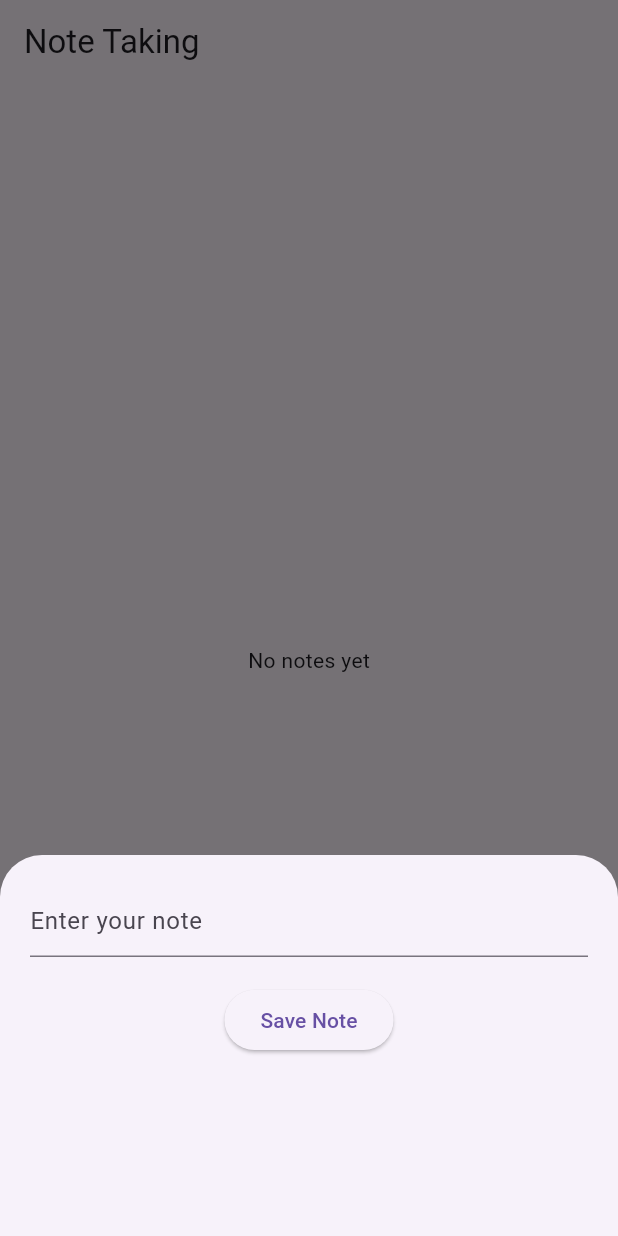
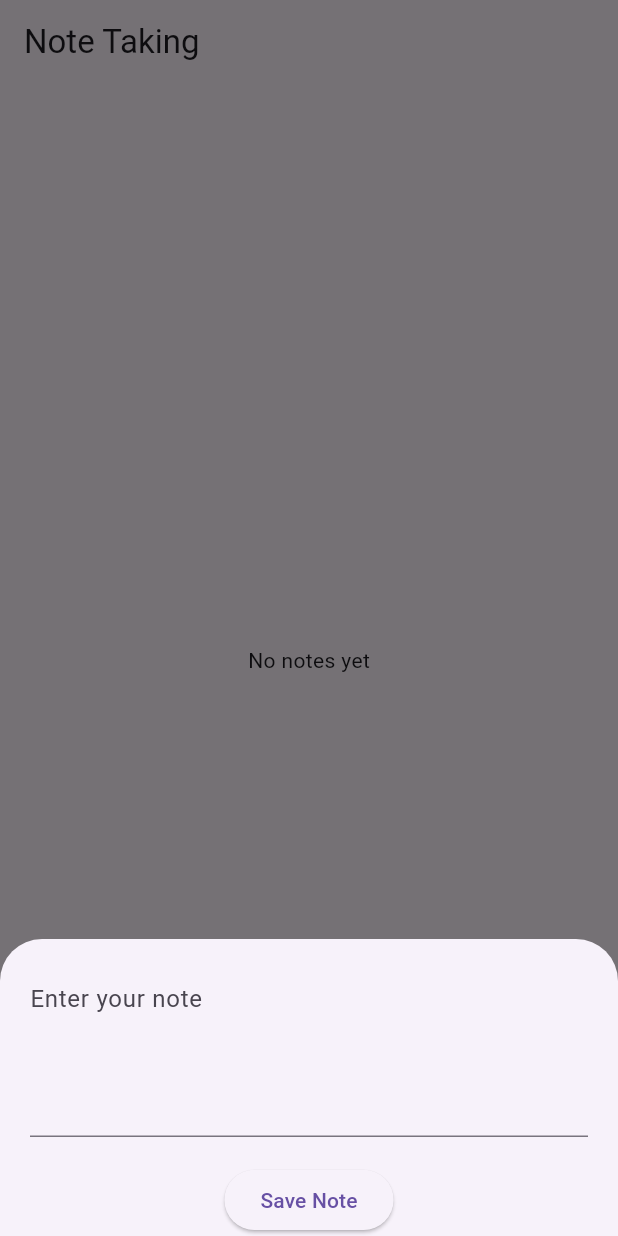
Before and after one commit to shahriartoky0/basic_api_riverpod, a Flutter app: the screen it shows after launch, after a tap on the "add" icon, on a phone screen of 412 x 824 dp. Run offline on Flutter 3.47's test engine with Material 3 defaults, Android fonts, the phone set to English and light mode, and no system bars; our stand-ins replace flutter_riverpod, isar; accounts and stored records are empty; generated files the repository leaves out were written again.

Commit message:
structured the model for Crud

```diff
--- a/lib/data/database/note_database.dart
+++ b/lib/data/database/note_database.dart
@@ -1,38 +1,41 @@
 import 'package:basic_api_riverpod/data/database/note.dart';
-import 'package:flutter/material.dart';
 import 'package:flutter_riverpod/flutter_riverpod.dart';
 import 'package:isar/isar.dart';
 import 'package:path_provider/path_provider.dart';
 
-class NoteDatabase {
+class NoteDatabaseNotifier extends StateNotifier<List<Note>> {
   static late Isar isar;
+  bool loader = false;
 
-  NoteDatabase() {
+  // here the super ([]) defines an empty List of Notes.
+  // In the Fetch Data the state (which indicates the List of Notes ) gets the list of Notes.
+  NoteDatabaseNotifier() : super([]) {
     initializeDatabase();
   }
-// Initializing the database
+
+  // Initializing the database
   Future<void> initializeDatabase() async {
     final dir = await getApplicationDocumentsDirectory();
     isar = await Isar.open([NoteSchema], directory: dir.path);
+    loader = true;
+    await fetchNotes();
+    loader = false;
   }
-
-  //taking an empty list of Note object to store the data
-  final List<Note> currentNotes = [];
 
   // Creating an object
   Future<void> addNote(String textFromUser) async {
-    final newNote = Note();
-    newNote.text = textFromUser;
-    // save to the database
+    final newNote = Note()..text = textFromUser;
+    loader = true;
+    // Save to the database
     await isar.writeTxn(() => isar.notes.put(newNote));
-    // re- read the database
+    // Re-read the database
     await fetchNotes();
+    loader = false;
   }
 
   Future<void> fetchNotes() async {
-    List<Note> fetchedNotes = await isar.notes.where().findAll();
-    currentNotes.clear();
-    currentNotes.addAll(fetchedNotes);
+    final fetchedNotes = await isar.notes.where().findAll();
+    state = fetchedNotes;
   }
 
   // Update a Note
@@ -40,19 +43,21 @@ class NoteDatabase {
     final existingNote = await isar.notes.get(id);
     if (existingNote != null) {
       existingNote.text = newText;
-      isar.writeTxn(() => isar.notes.put(existingNote));
-      // refresh the Database again
+      loader = true;
+      await isar.writeTxn(() => isar.notes.put(existingNote));
+      // Refresh the database again
       await fetchNotes();
+      loader = false;
     }
   }
 
   // Delete a Note
   Future<void> deleteNote(int id) async {
     await isar.writeTxn(() => isar.notes.delete(id));
+    // Refresh the database again
+    await fetchNotes();
   }
 }
 
-final noteProvider = Provider<NoteDatabase>((ref) => NoteDatabase());
-final noteDataProvider = FutureProvider((ref) async {
-  return ref.watch(noteProvider).currentNotes;
-});
+final noteProvider = StateNotifierProvider<NoteDatabaseNotifier, List<Note>>(
+    (ref) => NoteDatabaseNotifier());
--- a/lib/main.dart
+++ b/lib/main.dart
@@ -5,7 +5,7 @@ import 'data/database/note_database.dart';
 
 Future<void> main() async {
   WidgetsFlutterBinding.ensureInitialized();
-  final noteDatabase = NoteDatabase();
+  final noteDatabase = NoteDatabaseNotifier();
   await noteDatabase.initializeDatabase();
   runApp(const ProviderScope(child: MyApp()));
 }
--- a/lib/ui/screens/home_page.dart
+++ b/lib/ui/screens/home_page.dart
@@ -1,8 +1,13 @@
 import 'package:flutter/material.dart';
 import 'package:flutter_riverpod/flutter_riverpod.dart';
+import '../../data/database/note.dart';
 import '../../data/database/note_database.dart';
+import '../widgets/bottom_modal.dart';
+import '../widgets/update_dialouge.dart';
 
 class NoteTakingPage extends ConsumerStatefulWidget {
+  const NoteTakingPage({super.key});
+
   @override
   _NoteTakingPageState createState() => _NoteTakingPageState();
 }
@@ -15,90 +20,70 @@ class _NoteTakingPageState extends ConsumerState<NoteTakingPage> {
   void initState() {
     super.initState();
     // Fetch the notes when the page initializes
-    ref.read(noteProvider).fetchNotes();
+    ref.read(noteProvider.notifier).fetchNotes();
   }
 
   void _showBottomSheet() {
     showModalBottomSheet<void>(
+      isScrollControlled: true,
       context: context,
       builder: (BuildContext context) {
-        return Container(
-          padding: EdgeInsets.all(20.0),
-          child: Form(
-            key: _formKey,
-            child: Column(
-              mainAxisSize: MainAxisSize.min,
-              children: <Widget>[
-                TextFormField(
-                  validator: (String? value) {
-                    if (value?.isEmpty ?? true) {
-                      return "Can not save Empty Notes";
-                    }
-                    return null;
-                  },
-                  controller: _noteTEController,
-                  decoration: InputDecoration(hintText: "Enter your note"),
-                ),
-                const SizedBox(height: 18),
-                ElevatedButton(
-                  child: Text('Save Note'),
-                  onPressed: ()  {
-                    if (_formKey.currentState!.validate()) {
-                      ref.read(noteProvider).addNote(_noteTEController.text);
-                      _noteTEController.clear();
-                      ref.read(noteProvider).fetchNotes();
-                      Navigator.pop(context);
-                    }
-                  },
-                ),
-                const SizedBox(height: 100)
-              ],
-            ),
-          ),
-        );
+        return bottom_modal(
+            formKey: _formKey, noteTEController: _noteTEController, ref: ref);
       },
     );
   }
 
   @override
   Widget build(BuildContext context) {
-    final noteDatabase = ref.watch(noteProvider);
-    print(noteDatabase);
+    final notes = ref.watch(noteProvider);
 
     return Scaffold(
       appBar: AppBar(
-        title: Text("Note Taking"),
+        title: const Text("Note Taking"),
       ),
-      body: FutureBuilder(
-        future: noteDatabase.fetchNotes(),
-        builder: (context, snapshot) {
-          if (snapshot.connectionState == ConnectionState.waiting) {
-            return Center(child: CircularProgressIndicator());
-          } else if (noteDatabase.currentNotes.isEmpty) {
-            return Center(child: Text("No notes yet"));
-          } else {
-            return ListView.builder(
-              itemCount: noteDatabase.currentNotes.length,
+      body: notes.isEmpty
+          ? const Center(child: Text("No notes yet"))
+          : Visibility(
+              replacement: const Center(child: CircularProgressIndicator()),
+              visible: ref.read(noteProvider.notifier).loader == false,
+              child: ListView.builder(
+                itemCount: notes.length,
                 itemBuilder: (context, index) {
-                final note = noteDatabase.currentNotes[index];
+                  final note = notes[index];
                   return ListTile(
+                    onLongPress: () => _showUpdateDialogue(note),
                     title: Text(note.text),
                     trailing: IconButton(
-                    icon: Icon(Icons.delete),
+                      icon: const Icon(Icons.delete),
                       onPressed: () {
-                      noteDatabase.deleteNote(note.id!);
+                        ref.read(noteProvider.notifier).deleteNote(note.id);
                       },
                     ),
                   );
                 },
-            );
-          }
-        },
+              ),
             ),
       floatingActionButton: FloatingActionButton(
         onPressed: _showBottomSheet,
-        child: Icon(Icons.add),
+        child: const Icon(Icons.add),
       ),
     );
   }
+
+  void _showUpdateDialogue(Note note) {
+    _noteTEController.text =
+        note.text; // Set the current note text to the controller
+    showDialog(
+      context: context,
+      builder: (BuildContext context) {
+        return update_dialouge(
+            formKey: _formKey,
+            noteTEController: _noteTEController,
+            ref: ref,
+            mounted: mounted,
+            note: note);
+      },
+    );
   }
+}
--- /dev/null
+++ b/lib/ui/widgets/bottom_modal.dart
@@ -0,0 +1,64 @@
+import 'package:flutter/material.dart';
+import 'package:flutter_riverpod/flutter_riverpod.dart';
+
+import '../../data/database/note_database.dart';
+
+class bottom_modal extends StatelessWidget {
+  const bottom_modal({
+    super.key,
+    required GlobalKey<FormState> formKey,
+    required TextEditingController noteTEController,
+    required this.ref,
+  }) : _formKey = formKey, _noteTEController = noteTEController;
+
+  final GlobalKey<FormState> _formKey;
+  final TextEditingController _noteTEController;
+  final WidgetRef ref;
+
+  @override
+  Widget build(BuildContext context) {
+    return Container(
+      padding: EdgeInsets.only(
+        top: 20, left: 20, right: 20,
+        bottom: MediaQuery.of(context)
+            .viewInsets
+            .bottom, // Adjust padding to avoid keyboard overlap
+      ),
+      child: Form(
+        key: _formKey,
+        child: SingleChildScrollView(
+          child: Column(
+            mainAxisSize: MainAxisSize.min,
+            children: <Widget>[
+              TextFormField(
+                maxLines: 4,
+                validator: (String? value) {
+                  if (value?.isEmpty ?? true) {
+                    return "Can not save Empty Notes";
+                  }
+                  return null;
+                },
+                controller: _noteTEController,
+                decoration: InputDecoration(hintText: "Enter your note"),
+              ),
+              const SizedBox(height: 18),
+              ElevatedButton(
+                child: Text('Save Note'),
+                onPressed: () async {
+                  if (_formKey.currentState!.validate()) {
+                    await ref
+                        .read(noteProvider.notifier)
+                        .addNote(_noteTEController.text);
+                    _noteTEController.clear();
+                    Navigator.pop(context);
+                  }
+                },
+              ),
+              // const SizedBox(height: 100)
+            ],
+          ),
+        ),
+      ),
+    );
+  }
+}
```
Also changed, not shown: lib/ui/widgets/update_dialouge.dart (added, +65 -0 lines). Lines whose indentation alone changed are shown as unchanged.
